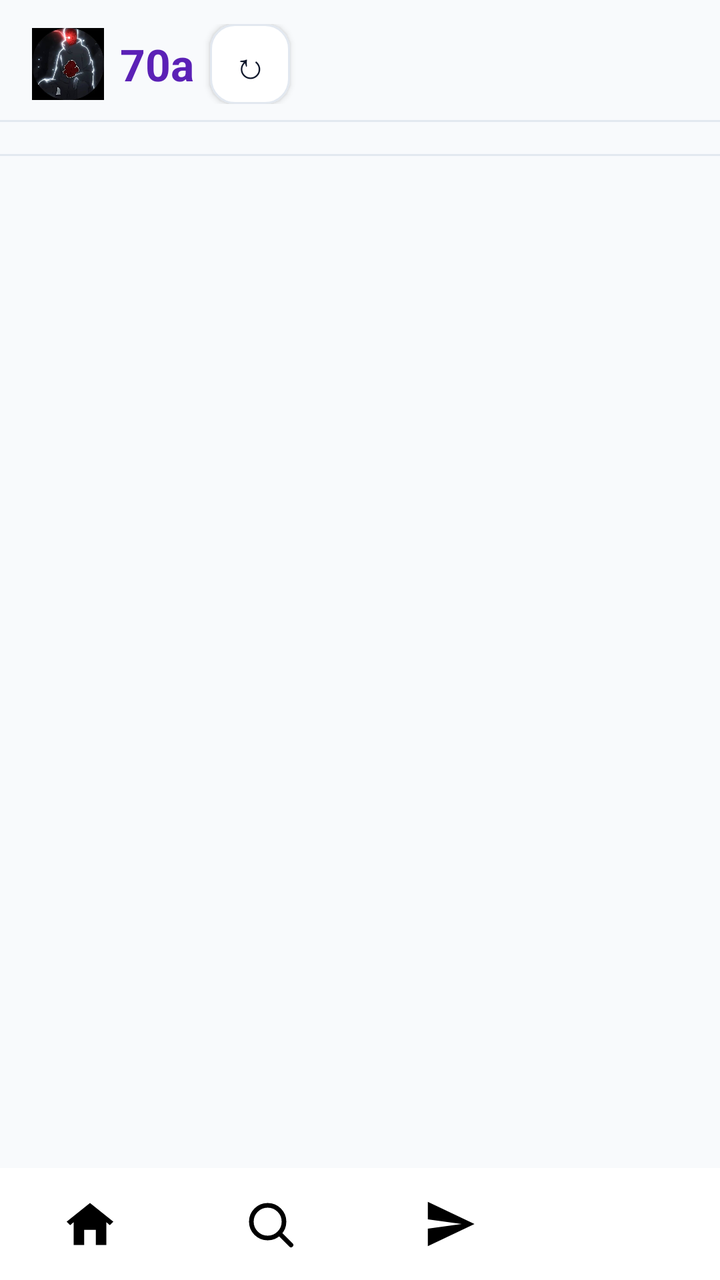
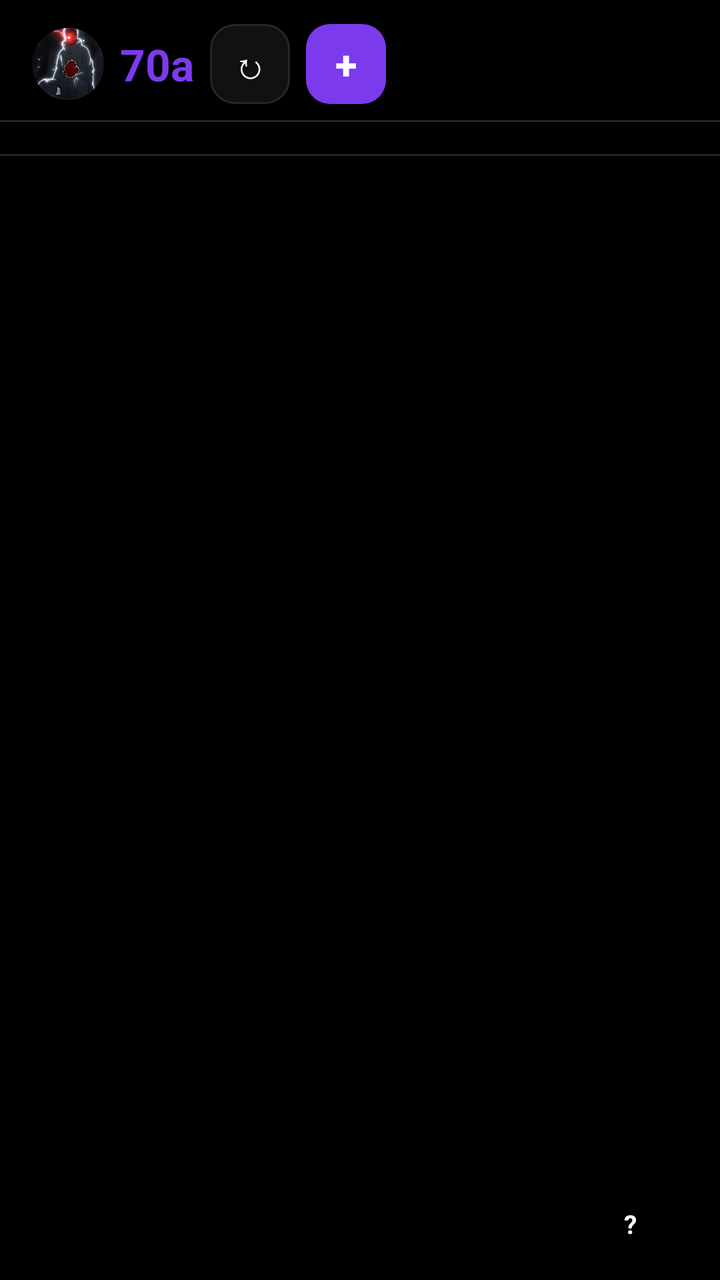

Before-and-after screenshots of an Android layout around one commit, followed by the original layout XML and the change that was made.
<!-- AndroidManifest.xml: application theme Theme.PicStory -->
<!-- res/layout/activity_home.xml -->
<?xml version="1.0" encoding="utf-8"?>
<LinearLayout xmlns:android="http://schemas.android.com/apk/res/android"
    android:layout_width="match_parent"
    android:layout_height="match_parent"
    android:background="@color/background"
    android:orientation="vertical">

    
    <LinearLayout
        android:layout_width="match_parent"
        android:layout_height="wrap_content"
        android:gravity="center_vertical"
        android:orientation="horizontal"
        android:paddingStart="16dp"
        android:paddingEnd="16dp"
        android:paddingTop="12dp"
        android:paddingBottom="8dp">

        <ImageView
            android:layout_width="36dp"
            android:layout_height="36dp"
            android:src="@drawable/logo"
            android:contentDescription="70a logo" />

        <TextView
            android:layout_width="wrap_content"
            android:layout_height="wrap_content"
            android:layout_marginStart="8dp"
            android:text="@string/app_name"
            android:textColor="@color/colorPrimary"
            android:textSize="22sp"
            android:textStyle="bold" />

        <TextView
            android:id="@+id/tvStatus"
            android:layout_width="0dp"
            android:layout_height="wrap_content"
            android:layout_marginStart="12dp"
            android:layout_weight="1"
            android:gravity="end"
            android:textColor="@color/textSecondary"
            android:textSize="13sp"
            android:visibility="gone" />

        <Button
            android:id="@+id/btnRefresh"
            android:layout_width="40dp"
            android:layout_height="40dp"
            android:layout_marginStart="8dp"
            android:background="@drawable/edit_bg"
            android:text="↻"
            android:textColor="@color/textPrimary"
            android:textSize="18sp" />
    </LinearLayout>

    <View
        android:layout_width="match_parent"
        android:layout_height="1dp"
        android:background="@color/divider" />

    
    <LinearLayout
        android:id="@+id/tabHome"
        android:layout_width="match_parent"
        android:layout_height="0dp"
        android:layout_weight="1"
        android:orientation="vertical">

        <HorizontalScrollView
            android:layout_width="match_parent"
            android:layout_height="wrap_content"
            android:paddingTop="8dp"
            android:paddingBottom="8dp"
            android:scrollbars="none">

            <LinearLayout
                android:id="@+id/storyRow"
                android:layout_width="wrap_content"
                android:layout_height="wrap_content"
                android:orientation="horizontal"
                android:paddingStart="8dp"
                android:paddingEnd="8dp" />
        </HorizontalScrollView>

        <View
            android:layout_width="match_parent"
            android:layout_height="1dp"
            android:background="@color/divider" />

        <ListView
            android:id="@+id/lvFeed"
            android:layout_width="match_parent"
            android:layout_height="match_parent"
            android:divider="@color/divider"
            android:dividerHeight="1dp" />

        <TextView
            android:id="@+id/tvEmptyFeed"
            android:layout_width="match_parent"
            android:layout_height="match_parent"
            android:gravity="center"
            android:padding="32dp"
            android:text="@string/empty_feed"
            android:textColor="@color/textSecondary"
            android:textSize="15sp"
            android:visibility="gone" />
    </LinearLayout>

    
    <LinearLayout
        android:id="@+id/tabExplore"
        android:layout_width="match_parent"
        android:layout_height="0dp"
        android:layout_weight="1"
        android:orientation="vertical"
        android:visibility="gone">

        <EditText
            android:id="@+id/etSearch"
            android:layout_width="match_parent"
            android:layout_height="52dp"
            android:layout_margin="12dp"
            android:background="@drawable/edit_bg"
            android:hint="@string/search_users"
            android:inputType="text"
            android:paddingStart="16dp"
            android:paddingEnd="16dp"
            android:textColor="@color/textPrimary"
            android:textColorHint="@color/textSecondary" />

        <ListView
            android:id="@+id/lvUsers"
            android:layout_width="match_parent"
            android:layout_height="wrap_content"
            android:divider="@color/divider"
            android:dividerHeight="1dp"
            android:visibility="gone" />

        <TextView
            android:id="@+id/tvNoUsers"
            android:layout_width="match_parent"
            android:layout_height="wrap_content"
            android:gravity="center"
            android:padding="24dp"
            android:text="@string/no_users_found"
            android:textColor="@color/textSecondary"
            android:textSize="15sp"
            android:visibility="gone" />

        <GridView
            android:id="@+id/gvExplore"
            android:layout_width="match_parent"
            android:layout_height="match_parent"
            android:horizontalSpacing="2dp"
            android:numColumns="3"
            android:stretchMode="columnWidth"
            android:verticalSpacing="2dp" />

        <TextView
            android:id="@+id/tvEmptyExplore"
            android:layout_width="match_parent"
            android:layout_height="match_parent"
            android:gravity="center"
            android:padding="32dp"
            android:text="@string/empty_explore"
            android:textColor="@color/textSecondary"
            android:textSize="15sp"
            android:visibility="gone" />
    </LinearLayout>

    
    <ScrollView
        android:id="@+id/tabProfile"
        android:layout_width="match_parent"
        android:layout_height="0dp"
        android:layout_weight="1"
        android:visibility="gone">

        <include layout="@layout/profile_content" />
    </ScrollView>

    
    <LinearLayout
        android:layout_width="match_parent"
        android:layout_height="56dp"
        android:background="@color/surface"
        android:orientation="horizontal">

        <ImageButton
            android:id="@+id/navHome"
            android:layout_width="0dp"
            android:layout_height="match_parent"
            android:layout_weight="1"
            android:background="?android:attr/selectableItemBackground"
            android:contentDescription="Home"
            android:scaleType="centerInside"
            android:src="@drawable/ic_nav_home" />

        <ImageButton
            android:id="@+id/navExplore"
            android:layout_width="0dp"
            android:layout_height="match_parent"
            android:layout_weight="1"
            android:background="?android:attr/selectableItemBackground"
            android:contentDescription="Explore"
            android:scaleType="centerInside"
            android:src="@drawable/ic_nav_search" />

        <ImageButton
            android:id="@+id/navCreate"
            android:layout_width="0dp"
            android:layout_height="match_parent"
            android:layout_weight="1"
            android:background="?android:attr/selectableItemBackground"
            android:contentDescription="Create"
            android:scaleType="centerInside"
            android:src="@drawable/ic_nav_send" />

        <FrameLayout
            android:id="@+id/navProfile"
            android:layout_width="0dp"
            android:layout_height="match_parent"
            android:layout_weight="1"
            android:background="?android:attr/selectableItemBackground"
            android:contentDescription="Profile">

            <TextView
                android:id="@+id/navProfileAvatar"
                android:layout_width="32dp"
                android:layout_height="32dp"
                android:layout_gravity="center"
                android:gravity="center"
                android:text="?"
                android:textColor="@color/white"
                android:textSize="13sp"
                android:textStyle="bold" />

            <ImageView
                android:id="@+id/ivNavProfilePhoto"
                android:layout_width="32dp"
                android:layout_height="32dp"
                android:layout_gravity="center"
                android:contentDescription="Profile photo"
                android:visibility="gone" />
        </FrameLayout>
    </LinearLayout>
</LinearLayout>
<!-- res/layout/profile_content.xml (included above) -->
<?xml version="1.0" encoding="utf-8"?>
<LinearLayout xmlns:android="http://schemas.android.com/apk/res/android"
    android:layout_width="match_parent"
    android:layout_height="wrap_content"
    android:orientation="vertical"
    android:padding="16dp">

    <LinearLayout
        android:layout_width="match_parent"
        android:layout_height="wrap_content"
        android:gravity="center_vertical"
        android:orientation="horizontal">

        <TextView
            android:id="@+id/tvAvatar"
            android:layout_width="72dp"
            android:layout_height="72dp"
            android:background="@drawable/avatar_circle"
            android:gravity="center"
            android:text="?"
            android:textColor="@color/white"
            android:textSize="26sp"
            android:textStyle="bold" />

        <ImageView
            android:id="@+id/ivAvatar"
            android:layout_width="72dp"
            android:layout_height="72dp"
            android:contentDescription="Profile photo"
            android:visibility="gone" />

        <LinearLayout
            android:layout_width="0dp"
            android:layout_height="wrap_content"
            android:layout_marginStart="16dp"
            android:layout_weight="1"
            android:orientation="horizontal">

            <LinearLayout
                android:id="@+id/statPosts"
                android:layout_width="0dp"
                android:layout_height="wrap_content"
                android:layout_weight="1"
                android:gravity="center"
                android:orientation="vertical">

                <TextView
                    android:id="@+id/tvPostsCount"
                    android:layout_width="wrap_content"
                    android:layout_height="wrap_content"
                    android:text="0"
                    android:textColor="@color/textPrimary"
                    android:textSize="18sp"
                    android:textStyle="bold" />

                <TextView
                    android:layout_width="wrap_content"
                    android:layout_height="wrap_content"
                    android:text="@string/posts"
                    android:textColor="@color/textSecondary"
                    android:textSize="13sp" />
            </LinearLayout>

            <LinearLayout
                android:id="@+id/statFollowers"
                android:layout_width="0dp"
                android:layout_height="wrap_content"
                android:layout_weight="1"
                android:gravity="center"
                android:orientation="vertical">

                <TextView
                    android:id="@+id/tvFollowersCount"
                    android:layout_width="wrap_content"
                    android:layout_height="wrap_content"
                    android:text="0"
                    android:textColor="@color/textPrimary"
                    android:textSize="18sp"
                    android:textStyle="bold" />

                <TextView
                    android:layout_width="wrap_content"
                    android:layout_height="wrap_content"
                    android:text="@string/followers"
                    android:textColor="@color/textSecondary"
                    android:textSize="13sp" />
            </LinearLayout>

            <LinearLayout
                android:id="@+id/statFollowing"
                android:layout_width="0dp"
                android:layout_height="wrap_content"
                android:layout_weight="1"
                android:gravity="center"
                android:orientation="vertical">

                <TextView
                    android:id="@+id/tvFollowingCount"
                    android:layout_width="wrap_content"
                    android:layout_height="wrap_content"
                    android:text="0"
                    android:textColor="@color/textPrimary"
                    android:textSize="18sp"
                    android:textStyle="bold" />

                <TextView
                    android:layout_width="wrap_content"
                    android:layout_height="wrap_content"
                    android:text="@string/following"
                    android:textColor="@color/textSecondary"
                    android:textSize="13sp" />
            </LinearLayout>
        </LinearLayout>
    </LinearLayout>

    <TextView
        android:id="@+id/tvName"
        android:layout_width="wrap_content"
        android:layout_height="wrap_content"
        android:layout_marginTop="12dp"
        android:text=""
        android:textColor="@color/textPrimary"
        android:textSize="18sp"
        android:textStyle="bold" />

    <TextView
        android:id="@+id/tvUsername"
        android:layout_width="wrap_content"
        android:layout_height="wrap_content"
        android:text=""
        android:textColor="@color/textSecondary"
        android:textSize="14sp" />

    <TextView
        android:id="@+id/tvBio"
        android:layout_width="match_parent"
        android:layout_height="wrap_content"
        android:layout_marginTop="6dp"
        android:text=""
        android:textColor="@color/textPrimary"
        android:textSize="14sp" />

    <Button
        android:id="@+id/btnMusic"
        android:layout_width="wrap_content"
        android:layout_height="44dp"
        android:layout_marginTop="12dp"
        android:background="@drawable/edit_bg"
        android:text="▶ Play music"
        android:textColor="@color/textPrimary"
        android:textStyle="bold"
        android:visibility="gone" />

    <LinearLayout
        android:layout_width="match_parent"
        android:layout_height="wrap_content"
        android:layout_marginTop="12dp"
        android:orientation="horizontal">

        <Button
            android:id="@+id/btnFollow"
            android:layout_width="0dp"
            android:layout_height="44dp"
            android:layout_weight="1"
            android:background="@drawable/btn_primary"
            android:text="@string/follow"
            android:textColor="@color/white"
            android:textStyle="bold"
            android:visibility="gone" />

        <Button
            android:id="@+id/btnEditProfile"
            android:layout_width="0dp"
            android:layout_height="44dp"
            android:layout_weight="1"
            android:background="@drawable/edit_bg"
            android:text="@string/edit_profile"
            android:textColor="@color/textPrimary"
            android:textStyle="bold"
            android:visibility="gone" />

        <Button
            android:id="@+id/btnNewHighlight"
            android:layout_width="0dp"
            android:layout_height="44dp"
            android:layout_marginStart="8dp"
            android:layout_weight="1"
            android:background="@drawable/edit_bg"
            android:text="@string/new_highlight"
            android:textColor="@color/textPrimary"
            android:textStyle="bold"
            android:visibility="gone" />
    </LinearLayout>

    <LinearLayout
        android:layout_width="match_parent"
        android:layout_height="wrap_content"
        android:layout_marginTop="8dp"
        android:orientation="horizontal">

        <Button
            android:id="@+id/btnSettings"
            android:layout_width="0dp"
            android:layout_height="44dp"
            android:layout_weight="1"
            android:background="@drawable/edit_bg"
            android:text="@string/settings"
            android:textColor="@color/textPrimary"
            android:textStyle="bold"
            android:visibility="gone" />

        <Button
            android:id="@+id/btnLogout"
            android:layout_width="0dp"
            android:layout_height="44dp"
            android:layout_marginStart="8dp"
            android:layout_weight="1"
            android:background="@drawable/edit_bg"
            android:text="@string/logout"
            android:textColor="@color/danger"
            android:textStyle="bold"
            android:visibility="gone" />
    </LinearLayout>

    <TextView
        android:layout_width="wrap_content"
        android:layout_height="wrap_content"
        android:layout_marginTop="20dp"
        android:text="@string/highlights"
        android:textColor="@color/textPrimary"
        android:textSize="15sp"
        android:textStyle="bold" />

    <HorizontalScrollView
        android:layout_width="match_parent"
        android:layout_height="wrap_content"
        android:layout_marginTop="8dp"
        android:scrollbars="none">

        <LinearLayout
            android:id="@+id/highlightsRow"
            android:layout_width="wrap_content"
            android:layout_height="wrap_content"
            android:orientation="horizontal" />
    </HorizontalScrollView>

    <TextView
        android:id="@+id/tvNoHighlights"
        android:layout_width="match_parent"
        android:layout_height="wrap_content"
        android:layout_marginTop="4dp"
        android:text="@string/no_highlights"
        android:textColor="@color/textSecondary"
        android:textSize="13sp"
        android:visibility="gone" />

    <TextView
        android:layout_width="wrap_content"
        android:layout_height="wrap_content"
        android:layout_marginTop="20dp"
        android:text="@string/posts_title"
        android:textColor="@color/textPrimary"
        android:textSize="15sp"
        android:textStyle="bold" />

    <GridView
        android:id="@+id/gvPosts"
        android:layout_width="match_parent"
        android:layout_height="wrap_content"
        android:layout_marginTop="8dp"
        android:horizontalSpacing="2dp"
        android:numColumns="3"
        android:scrollbars="none"
        android:stretchMode="columnWidth"
        android:verticalSpacing="2dp" />

    <TextView
        android:id="@+id/tvEmptyPosts"
        android:layout_width="match_parent"
        android:layout_height="wrap_content"
        android:gravity="center"
        android:padding="24dp"
        android:text="@string/no_posts"
        android:textColor="@color/textSecondary"
        android:textSize="14sp"
        android:visibility="gone" />
</LinearLayout>
<!-- resources referenced by this layout -->
<resources>
  <color name="background">#F8FAFC</color>
  <color name="colorPrimary">#5B21B6</color>
  <color name="danger">#DC2626</color>
  <color name="divider">#E2E8F0</color>
  <color name="surface">#FFFFFF</color>
  <color name="textPrimary">#0F172A</color>
  <color name="textSecondary">#64748B</color>
  <color name="white">#FFFFFF</color>
  <!-- drawable avatar_circle (drawable) -->
  <?xml version="1.0" encoding="utf-8"?>
  <shape xmlns:android="http://schemas.android.com/apk/res/android"
      android:shape="oval">
      <solid android:color="@color/colorPrimary" />
  </shape>
  <!-- drawable btn_primary (drawable) -->
  <?xml version="1.0" encoding="utf-8"?>
  <shape xmlns:android="http://schemas.android.com/apk/res/android"
      android:shape="rectangle">
      <solid android:color="@color/colorPrimary" />
      <corners android:radius="12dp" />
  </shape>
  <!-- drawable edit_bg (drawable) -->
  <?xml version="1.0" encoding="utf-8"?>
  <shape xmlns:android="http://schemas.android.com/apk/res/android"
      android:shape="rectangle">
      <solid android:color="@color/card" />
      <stroke android:width="1dp" android:color="@color/divider" />
      <corners android:radius="12dp" />
  </shape>
  <!-- drawable ic_nav_home (drawable) -->
  <?xml version="1.0" encoding="utf-8"?>
  <vector xmlns:android="http://schemas.android.com/apk/res/android"
      android:width="28dp"
      android:height="28dp"
      android:viewportWidth="24"
      android:viewportHeight="24">
      <path
          android:fillColor="#000000"
          android:pathData="M12,3 L22,11 L20.5,12.5 L19,11.2 V21 H14.5 V14.5 H9.5 V21 H5 V11.2 L3.5,12.5 L2,11 Z" />
  </vector>
  <!-- drawable ic_nav_send (drawable) -->
  <?xml version="1.0" encoding="utf-8"?>
  <vector xmlns:android="http://schemas.android.com/apk/res/android"
      android:width="28dp"
      android:height="28dp"
      android:viewportWidth="24"
      android:viewportHeight="24">
      <path
          android:fillColor="#000000"
          android:pathData="M2.5,21.5 L22.5,12 L2.5,2.5 L2.5,10 L17,12 L2.5,14 Z" />
  </vector>
  <string name="app_name">70a</string>
  <string name="edit_profile">Edit Profile</string>
  <string name="empty_explore">No photos yet — be the first to post one.</string>
  <string name="empty_feed">Follow people to see their photos — try Explore.</string>
  <string name="follow">Follow</string>
  <string name="followers">followers</string>
  <string name="following">following</string>
  <string name="highlights">Highlights</string>
  <string name="logout">Log Out</string>
  <string name="new_highlight">New Highlight</string>
  <string name="no_highlights">No highlights yet — save your stories into one.</string>
  <string name="no_posts">No posts yet.</string>
  <string name="no_users_found">No one matches that search.</string>
  <string name="posts">posts</string>
  <string name="posts_title">Posts</string>
  <string name="search_users">Search people…</string>
  <string name="settings">Settings</string>
  <style name="Theme.PicStory" parent="android:Theme.Material.Light.NoActionBar">
          <item name="android:windowBackground">@color/background</item>
          <item name="android:colorPrimary">@color/colorPrimary</item>
          <item name="android:colorPrimaryDark">@color/colorPrimaryDark</item>
          <item name="android:colorAccent">@color/colorAccent</item>
          <item name="android:textColorPrimary">@color/textPrimary</item>
          <item name="android:textColorSecondary">@color/textSecondary</item>
          <item name="android:windowLightStatusBar">true</item>
      </style>
  <color name="card">#FFFFFF</color>
  <color name="colorPrimaryDark">#4C1D95</color>
  <color name="colorAccent">#F59E0B</color>
  <!-- unchanged entries left out for length: 2 -->
</resources>

<!-- the commit's change to res/layout/activity_home.xml (unified diff, before → after) -->
@@ -51,6 +51,17 @@
             android:text="↻"
             android:textColor="@color/textPrimary"
             android:textSize="18sp" />
+
+        <Button
+            android:id="@+id/btnCreate"
+            android:layout_width="40dp"
+            android:layout_height="40dp"
+            android:layout_marginStart="8dp"
+            android:background="@drawable/btn_primary"
+            android:text="+"
+            android:textColor="@color/white"
+            android:textSize="20sp"
+            android:textStyle="bold" />
     </LinearLayout>
 
     <View
@@ -115,19 +126,6 @@
         android:orientation="vertical"
         android:visibility="gone">
 
-        <EditText
-            android:id="@+id/etSearch"
-            android:layout_width="match_parent"
-            android:layout_height="52dp"
-            android:layout_margin="12dp"
-            android:background="@drawable/edit_bg"
-            android:hint="@string/search_users"
-            android:inputType="text"
-            android:paddingStart="16dp"
-            android:paddingEnd="16dp"
-            android:textColor="@color/textPrimary"
-            android:textColorHint="@color/textSecondary" />
-
         <ListView
             android:id="@+id/lvUsers"
             android:layout_width="match_parent"
@@ -206,15 +204,38 @@
             android:scaleType="centerInside"
             android:src="@drawable/ic_nav_search" />
 
-        <ImageButton
-            android:id="@+id/navCreate"
+        
+        <FrameLayout
+            android:id="@+id/navMessages"
             android:layout_width="0dp"
             android:layout_height="match_parent"
             android:layout_weight="1"
             android:background="?android:attr/selectableItemBackground"
-            android:contentDescription="Create"
-            android:scaleType="centerInside"
-            android:src="@drawable/ic_nav_send" />
+            android:contentDescription="Messages">
+
+            <FrameLayout
+                android:layout_width="wrap_content"
+                android:layout_height="wrap_content"
+                android:layout_gravity="center">
+
+                <ImageButton
+                    android:id="@+id/ivNavMessages"
+                    android:layout_width="40dp"
+                    android:layout_height="40dp"
+                    android:background="@android:color/transparent"
+                    android:contentDescription="Messages"
+                    android:scaleType="centerInside"
+                    android:src="@drawable/ic_nav_send" />
+
+                <View
+                    android:id="@+id/vUnreadDot"
+                    android:layout_width="12dp"
+                    android:layout_height="12dp"
+                    android:layout_gravity="top|end"
+                    android:background="@drawable/dot_red"
+                    android:visibility="gone" />
+            </FrameLayout>
+        </FrameLayout>
 
         <FrameLayout
             android:id="@+id/navProfile"
@@ -361,32 +382,58 @@
         </LinearLayout>
     </LinearLayout>
 
-    <TextView
-        android:id="@+id/tvName"
-        android:layout_width="wrap_content"
+    
+    <LinearLayout
+        android:layout_width="match_parent"
         android:layout_height="wrap_content"
         android:layout_marginTop="12dp"
-        android:text=""
-        android:textColor="@color/textPrimary"
-        android:textSize="18sp"
-        android:textStyle="bold" />
-
-    <TextView
-        android:id="@+id/tvUsername"
-        android:layout_width="wrap_content"
-        android:layout_height="wrap_content"
-        android:text=""
-        android:textColor="@color/textSecondary"
-        android:textSize="14sp" />
-
-    <TextView
-        android:id="@+id/tvBio"
-        android:layout_width="match_parent"
-        android:layout_height="wrap_content"
-        android:layout_marginTop="6dp"
-        android:text=""
-        android:textColor="@color/textPrimary"
-        android:textSize="14sp" />
+        android:gravity="center_vertical"
+        android:orientation="horizontal">
+
+        <LinearLayout
+            android:layout_width="0dp"
+            android:layout_height="wrap_content"
+            android:layout_weight="1"
+            android:orientation="vertical">
+
+            <TextView
+                android:id="@+id/tvName"
+                android:layout_width="wrap_content"
+                android:layout_height="wrap_content"
+                android:text=""
+                android:textColor="@color/textPrimary"
+                android:textSize="18sp"
+                android:textStyle="bold" />
+
+            <TextView
+                android:id="@+id/tvUsername"
+                android:layout_width="wrap_content"
+                android:layout_height="wrap_content"
+                android:text=""
+                android:textColor="@color/textSecondary"
+                android:textSize="14sp" />
+
+            <TextView
+                android:id="@+id/tvBio"
+                android:layout_width="match_parent"
+                android:layout_height="wrap_content"
+                android:layout_marginTop="6dp"
+                android:text=""
+                android:textColor="@color/textPrimary"
+                android:textSize="14sp" />
+        </LinearLayout>
+
+        <Button
+            android:id="@+id/btnMessage"
+            android:layout_width="wrap_content"
+            android:layout_height="44dp"
+            android:layout_marginStart="12dp"
+            android:background="@drawable/btn_primary"
+            android:text="✉ Message"
+            android:textColor="@color/white"
+            android:textStyle="bold"
+            android:visibility="gone" />
+    </LinearLayout>
 
     <Button
         android:id="@+id/btnMusic"
<!-- resource entries referenced after the edit -->
@@ -1,12 +1,12 @@
 <!-- resources referenced by this layout -->
 <resources>
-  <color name="background">#F8FAFC</color>
-  <color name="colorPrimary">#5B21B6</color>
-  <color name="danger">#DC2626</color>
-  <color name="divider">#E2E8F0</color>
-  <color name="surface">#FFFFFF</color>
-  <color name="textPrimary">#0F172A</color>
-  <color name="textSecondary">#64748B</color>
+  <color name="background">#000000</color>
+  <color name="colorPrimary">#7C3AED</color>
+  <color name="danger">#F87171</color>
+  <color name="divider">#262626</color>
+  <color name="surface">#000000</color>
+  <color name="textPrimary">#F1F5F9</color>
+  <color name="textSecondary">#94A3B8</color>
   <color name="white">#FFFFFF</color>
   <!-- drawable avatar_circle (drawable) -->
   <?xml version="1.0" encoding="utf-8"?>
@@ -20,6 +20,12 @@
       android:shape="rectangle">
       <solid android:color="@color/colorPrimary" />
       <corners android:radius="12dp" />
+  </shape>
+  <!-- drawable dot_red (drawable) -->
+  <?xml version="1.0" encoding="utf-8"?>
+  <shape xmlns:android="http://schemas.android.com/apk/res/android"
+      android:shape="oval">
+      <solid android:color="@color/danger" />
   </shape>
   <!-- drawable edit_bg (drawable) -->
   <?xml version="1.0" encoding="utf-8"?>
@@ -66,20 +72,19 @@
   <string name="no_users_found">No one matches that search.</string>
   <string name="posts">posts</string>
   <string name="posts_title">Posts</string>
-  <string name="search_users">Search people…</string>
   <string name="settings">Settings</string>
-  <style name="Theme.PicStory" parent="android:Theme.Material.Light.NoActionBar">
+  <style name="Theme.PicStory" parent="android:Theme.Material.NoActionBar">
           <item name="android:windowBackground">@color/background</item>
           <item name="android:colorPrimary">@color/colorPrimary</item>
           <item name="android:colorPrimaryDark">@color/colorPrimaryDark</item>
           <item name="android:colorAccent">@color/colorAccent</item>
           <item name="android:textColorPrimary">@color/textPrimary</item>
           <item name="android:textColorSecondary">@color/textSecondary</item>
-          <item name="android:windowLightStatusBar">true</item>
+          <item name="android:windowLightStatusBar">false</item>
       </style>
-  <color name="card">#FFFFFF</color>
-  <color name="colorPrimaryDark">#4C1D95</color>
-  <color name="colorAccent">#F59E0B</color>
+  <color name="card">#111111</color>
+  <color name="colorPrimaryDark">#5B21B6</color>
+  <color name="colorAccent">#FBBF24</color>
   <!-- unchanged entries left out for length: 2 -->
 </resources>
 
